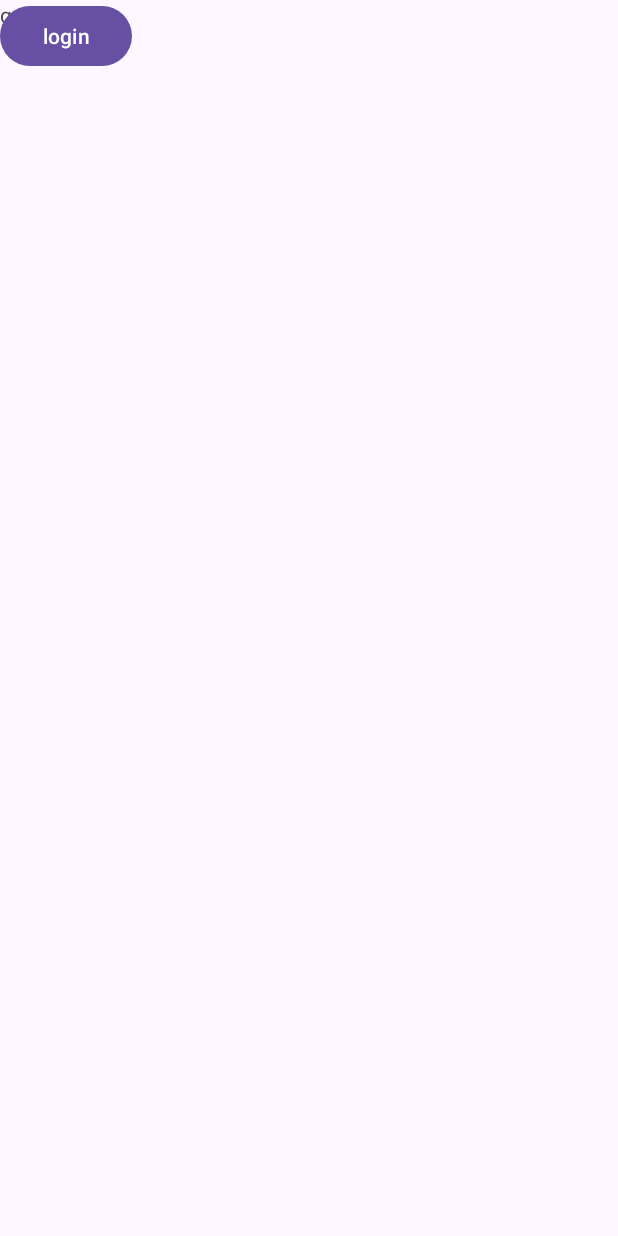
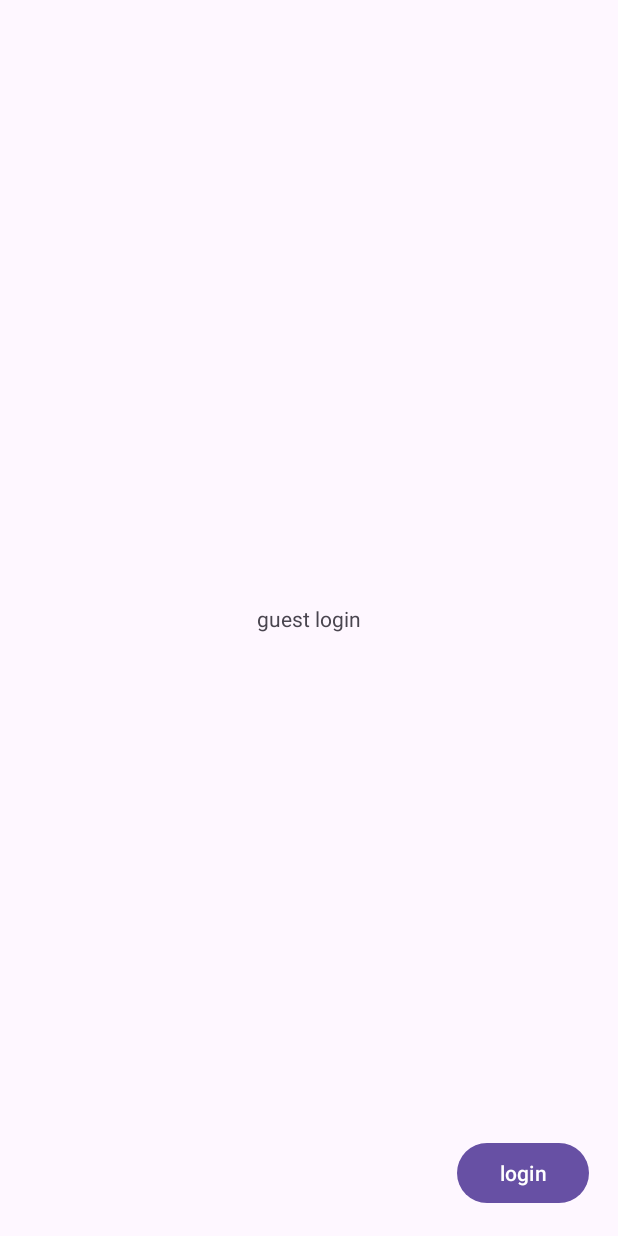
Before and after one commit to prithaxx/CodeLingo, an Android app: the screen it shows after launch (GuestLogin), after a tap on "login", on a phone screen of 412 x 824 dp. Run offline under Robolectric (Android 15) with nearby library versions, the phone set to English and light mode, and no system bars.

Commit message:
Fixed login button crash error
onclick events require a View object as a parameter

```diff
--- a/app/src/main/java/CodeLinguists/codelingo/ui/GuestLogin.java
+++ b/app/src/main/java/CodeLinguists/codelingo/ui/GuestLogin.java
@@ -3,6 +3,7 @@
 import androidx.appcompat.app.AppCompatActivity;
 
 import android.os.Bundle;
+import android.view.View;
 
 import CodeLinguists.codelingo.R;
 
@@ -14,8 +15,9 @@
         setContentView(R.layout.activity_guest_login);
     }
 
-    public void btnLoginOnClick(){
+    public void btnLoginOnClick(View v){
         //TODO
+        System.out.println("test");
     }
 
     private void login(String name) {
--- a/app/src/main/res/layout/activity_guest_login.xml
+++ b/app/src/main/res/layout/activity_guest_login.xml
@@ -11,15 +11,21 @@
         android:layout_width="wrap_content"
         android:layout_height="wrap_content"
         android:text="guest login"
-        tools:layout_editor_absoluteX="14dp"
-        tools:layout_editor_absoluteY="10dp" />
+        app:layout_constraintBottom_toBottomOf="parent"
+        app:layout_constraintEnd_toEndOf="parent"
+        app:layout_constraintHorizontal_bias="0.5"
+        app:layout_constraintStart_toStartOf="parent"
+        app:layout_constraintTop_toTopOf="parent"
+        app:layout_constraintVertical_bias="0.5" />
 
     <Button
-        android:id="@+id/button"
+        android:id="@+id/login"
         android:layout_width="wrap_content"
         android:layout_height="wrap_content"
+        android:layout_marginEnd="19dp"
+        android:layout_marginBottom="18dp"
         android:onClick="btnLoginOnClick"
         android:text="login"
-        tools:layout_editor_absoluteX="304dp"
-        tools:layout_editor_absoluteY="665dp" />
+        app:layout_constraintBottom_toBottomOf="parent"
+        app:layout_constraintEnd_toEndOf="parent" />
 </androidx.constraintlayout.widget.ConstraintLayout>
```
